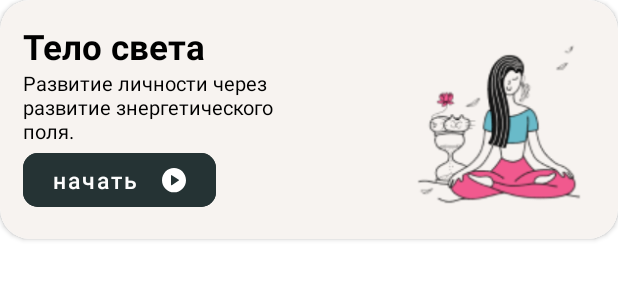
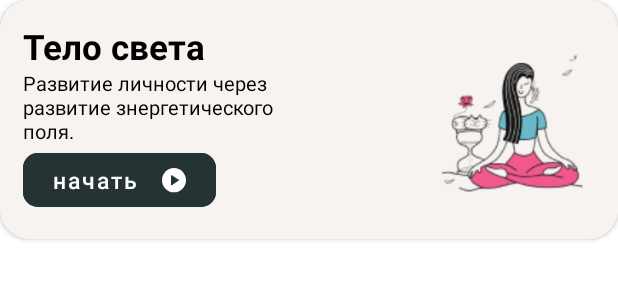
Before and after one commit to martanatta/Evo, an Android app: the layout activity_main_list_item.xml on its own in the app's theme, with its tools: preview values and no code run, on a phone screen of 412 x 824 dp. Shown: the top 300 px of the screen. Run offline under Robolectric (Android 15) with nearby library versions, the phone set to English and light mode, and no system bars.

Commit message:
little changes

```diff
--- a/app/src/main/java/com/example/evo/SoundsAdapter.java
+++ b/app/src/main/java/com/example/evo/SoundsAdapter.java
@@ -65,7 +65,7 @@ public class SoundsAdapter extends RecyclerView.Adapter<SoundsAdapter.MyViewHold
             album_art = itemView.findViewById(R.id.img_forest);
             file_name = itemView.findViewById(R.id.text_forest);
             listOfListeners = itemView.findViewById(R.id.num_of_list1);
-            lengthOfSongs = itemView.findViewById(R.id.songs_length);
+//            lengthOfSongs = itemView.findViewById(R.id.songs_length);
         }
     }
 }
--- a/app/src/main/res/layout/activity_main_list_item.xml
+++ b/app/src/main/res/layout/activity_main_list_item.xml
@@ -33,10 +33,10 @@
 
         <ImageView
             android:id="@+id/imageView"
-            android:layout_width="wrap_content"
-            android:layout_height="wrap_content"
+            android:layout_width="112dp"
+            android:layout_height="112dp"
             android:layout_alignParentEnd="true"
-            android:layout_alignBottom="@id/next_1"
+            android:layout_centerVertical="true"
             android:src="@drawable/card_1" />
 
         <com.google.android.material.button.MaterialButton
```
